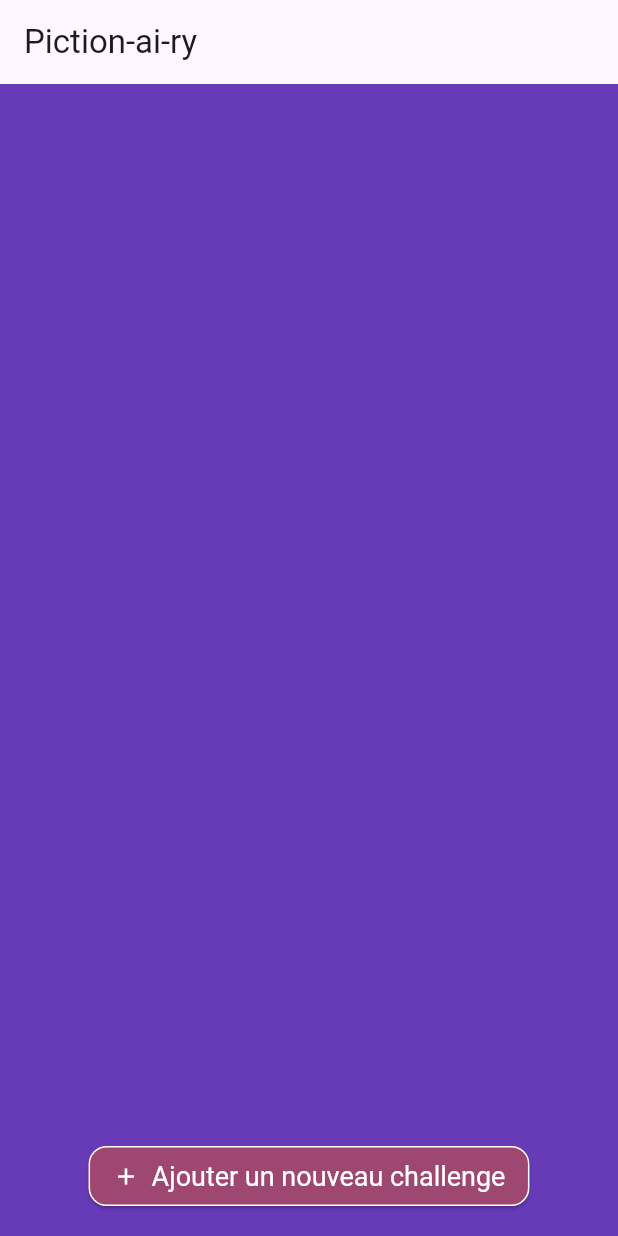
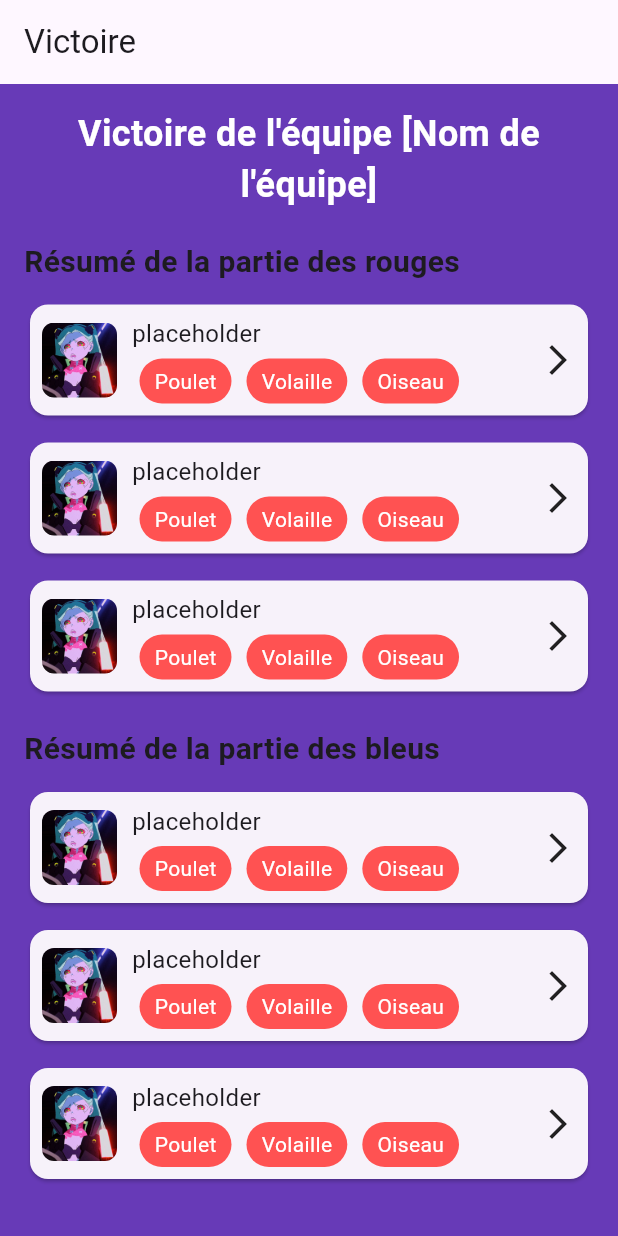
Before and after one commit to Abauchot/piction_ia_ry_bauchot, a Flutter app: the screen it shows after launch, on a phone screen of 412 x 824 dp. Run offline on Flutter 3.47's test engine with Material 3 defaults, Android fonts, the phone set to English and light mode, and no system bars; missing offline and left inert: flutter_confetti.

Commit message:
confetti winning screen

```diff
--- a/lib/main.dart
+++ b/lib/main.dart
@@ -1,9 +1,10 @@
 import 'package:flutter/material.dart';
 //import 'package:piction_ia_ry_bauchot/screens/startgame.dart';
 //import 'package:piction_ia_ry_bauchot/screens/team_building.dart';
-import 'package:piction_ia_ry_bauchot/screens/challange_creation.dart';
+//import 'package:piction_ia_ry_bauchot/screens/challange_creation.dart';
 //import 'package:piction_ia_ry_bauchot/screens/prompt_challenge.dart';
 //import 'package:piction_ia_ry_bauchot/screens/proposition_team.dart';
+import 'package:piction_ia_ry_bauchot/screens/victorty.dart';
 import 'package:piction_ia_ry_bauchot/utils/theme.dart';
 
 
@@ -20,7 +21,7 @@ class MyApp extends StatelessWidget {
     return MaterialApp(
       title: 'Piction-ai-ry',
       theme: AppTheme.lightTheme,
-      home: ChallengeCreation(),
+      home: Victory(),
     );
   }
 }
--- /dev/null
+++ b/lib/screens/victorty.dart
@@ -0,0 +1,126 @@
+import 'package:flutter/material.dart';
+import '../component/school_pride_confetti.dart';
+
+class Victory extends StatefulWidget {
+  @override
+  _VictoryState createState() => _VictoryState();
+}
+
+class _VictoryState extends State<Victory> {
+  @override
+  Widget build(BuildContext context) {
+    return Scaffold(
+      appBar: AppBar(
+        title: const Text('Victoire'),
+      ),
+      body: Stack(
+        children: [
+          Padding(
+            padding: const EdgeInsets.all(16.0),
+            child: Column(
+              crossAxisAlignment: CrossAxisAlignment.stretch,
+              children: [
+                const Text(
+                  'Victoire de l\'équipe [Nom de l\'équipe]',
+                  textAlign: TextAlign.center,
+                  style: TextStyle(
+                    fontSize: 24,
+                    fontWeight: FontWeight.bold,
+                    color: Colors.white,
+                  ),
+                ),
+                const SizedBox(height: 20),
+                Expanded(
+                  child: ListView(
+                    children: [
+                      buildTeamSummary('Résumé de la partie des rouges'),
+                      const SizedBox(height: 20),
+                      buildTeamSummary('Résumé de la partie des bleus'),
+                    ],
+                  ),
+                ),
+              ],
+            ),
+          ),
+          SchoolPrideConfetti(), // Add the confetti component here
+        ],
+      ),
+    );
+  }
+
+  Widget buildTeamSummary(String title) {
+    return Column(
+      crossAxisAlignment: CrossAxisAlignment.start,
+      children: [
+        Text(
+          title,
+          style: const TextStyle(
+            fontSize: 20,
+            fontWeight: FontWeight.bold,
+          ),
+        ),
+        const SizedBox(height: 10),
+        buildPlayerRow('placeholder', ''),
+        const SizedBox(height: 10),
+        buildPlayerRow('placeholder', ''),
+        const SizedBox(height: 10),
+        buildPlayerRow('placeholder', ''),
+      ],
+    );
+  }
+
+  Widget buildPlayerRow(String playerName, String score) {
+    return Card(
+      child: Padding(
+        padding: const EdgeInsets.all(8.0),
+        child: Row(
+          children: [
+            ClipRRect(
+              borderRadius: BorderRadius.circular(8.0),
+              child: Image.asset(
+                'lib/utils/images/Becca.jpg', // Placeholder pour l'image
+                width: 50,
+                height: 50,
+              ),
+            ),
+            const SizedBox(width: 10),
+            Expanded(
+              child: Column(
+                crossAxisAlignment: CrossAxisAlignment.start,
+                children: [
+                  Text(playerName, style: const TextStyle(fontSize: 16)),
+                  const SizedBox(height: 5),
+                  Row(
+                    children: [
+                      buildTag('Poulet'),
+                      buildTag('Volaille'),
+                      buildTag('Oiseau'),
+                    ],
+                  ),
+                ],
+              ),
+            ),
+            Text(score, style: const TextStyle(fontSize: 16)),
+            const SizedBox(width: 10),
+            const Icon(Icons.arrow_forward_ios),
+          ],
+        ),
+      ),
+    );
+  }
+
+  Widget buildTag(String tag) {
+    return Container(
+      margin: const EdgeInsets.symmetric(horizontal: 5),
+      padding: const EdgeInsets.symmetric(horizontal: 10, vertical: 5),
+      decoration: BoxDecoration(
+        color: Colors.redAccent,
+        borderRadius: BorderRadius.circular(20),
+      ),
+      child: Text(
+        tag,
+        style: const TextStyle(color: Colors.white),
+      ),
+    );
+  }
+}
--- a/pubspec.yaml
+++ b/pubspec.yaml
@@ -31,11 +31,11 @@ dependencies:
   flutter:
     sdk: flutter
 
-
   # The following adds the Cupertino Icons font to your application.
   # Use with the CupertinoIcons class for iOS style icons.
   cupertino_icons: ^1.0.8
   flutter_login: ^5.0.0
+  flutter_confetti: ^0.3.0
 
 dev_dependencies:
   flutter_test:
```
Also changed, not shown: lib/component/school_pride_confetti.dart (added, +83 -0 lines), pubspec.lock.
